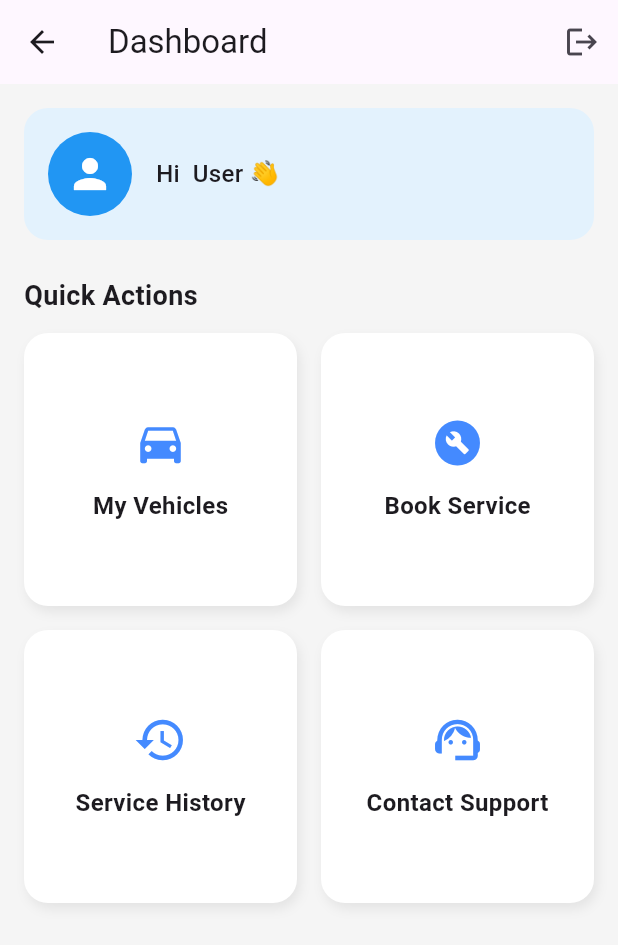
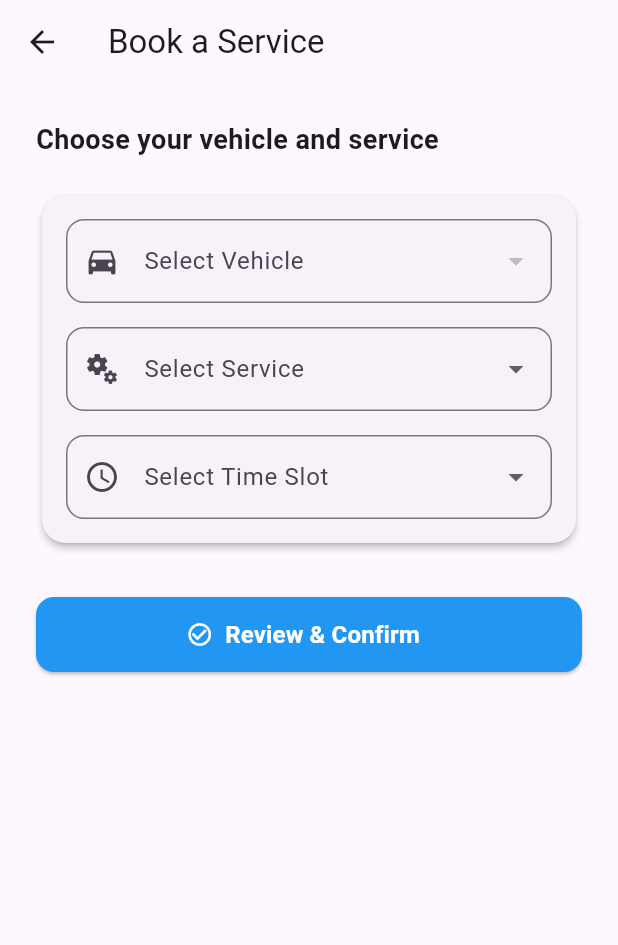
Before and after one commit to Anshaj-logan/AutoMate-, a Flutter app: the HomeScreen screen opened directly, after a tap on "Book Service", on a phone screen of 412 x 824 dp. Shown: the top 945 px of the screen. Run offline on Flutter 3.47's test engine with Material 3 defaults, Android fonts, the phone set to English and light mode, and no system bars; our stand-ins replace carousel_slider, shared_preferences, sqflite; accounts and stored records are empty.

Commit message:
service - booking,history commit

```diff
--- /dev/null
+++ b/lib/core/models/service_model.dart
@@ -0,0 +1,35 @@
+class ServiceBooking {
+  final int? id;
+  final int vehicleId;
+  final String serviceType;
+  final String timeSlot;
+  final String status;
+
+  ServiceBooking({
+    this.id,
+    required this.vehicleId,
+    required this.serviceType,
+    required this.timeSlot,
+    required this.status,
+  });
+
+  Map<String, dynamic> toMap() {
+    return {
+      'id': id,
+      'vehicleId': vehicleId,
+      'serviceType': serviceType,
+      'timeSlot': timeSlot,
+      'status': status,
+    };
+  }
+
+  factory ServiceBooking.fromMap(Map<String, dynamic> map) {
+    return ServiceBooking(
+      id: map['id'],
+      vehicleId: map['vehicleId'],
+      serviceType: map['serviceType'],
+      timeSlot: map['timeSlot'],
+      status: map['status'],
+    );
+  }
+}
--- /dev/null
+++ b/lib/features/Service/book_service_screen.dart
@@ -0,0 +1,172 @@
+import 'package:auto_mate/core/models/service_model.dart';
+import 'package:flutter/material.dart';
+import 'package:auto_mate/core/database/db_helper.dart';
+
+import 'package:auto_mate/core/models/vehicle_model.dart';
+
+class BookServiceScreen extends StatefulWidget {
+  const BookServiceScreen({super.key});
+
+  @override
+  State<BookServiceScreen> createState() => _BookServiceScreenState();
+}
+
+class _BookServiceScreenState extends State<BookServiceScreen> {
+  List<Vehicle> _vehicles = [];
+  Vehicle? _selectedVehicle;
+  String? _selectedService;
+  String? _selectedTimeSlot;
+
+  final List<String> _services = ['Oil Change', 'General Service', 'Tire Rotation'];
+  final List<String> _timeSlots = ['10:00 AM', '12:00 PM', '2:00 PM', '4:00 PM'];
+
+  @override
+  void initState() {
+    super.initState();
+    _loadVehicles();
+  }
+
+  Future<void> _loadVehicles() async {
+    final vehicles = await DBHelper.getAllVehicles();
+    setState(() {
+      _vehicles = vehicles;
+    });
+  }
+
+  void _confirmBooking() async {
+    if (_selectedVehicle == null || _selectedService == null || _selectedTimeSlot == null) {
+      ScaffoldMessenger.of(context).showSnackBar(
+        const SnackBar(content: Text("Please complete all selections.")),
+      );
+      return;
+    }
+
+    final booking = ServiceBooking(
+      vehicleId: _selectedVehicle!.id!,
+      serviceType: _selectedService!,
+      timeSlot: _selectedTimeSlot!,
+      status: "Completed",
+    );
+
+    await DBHelper.insertService(booking);
+
+    if (mounted) {
+     ScaffoldMessenger.of(context).showSnackBar(
+  SnackBar(
+    content: const Text(
+      "Service booked successfully!",
+      style: TextStyle(color: Colors.white, fontWeight: FontWeight.w600),
+    ),
+    backgroundColor: Colors.green, // ✅ Success color
+    behavior: SnackBarBehavior.floating, // Optional: float above content
+    shape: RoundedRectangleBorder( // Optional: rounded corners
+      borderRadius: BorderRadius.circular(12),
+    ),
+    margin: const EdgeInsets.all(16), // Optional: margin for floating
+    duration: const Duration(seconds: 3),
+  ),
+);
+
+      Navigator.pop(context); // Replace with pushNamed if needed
+    }
+  }
+
+  @override
+  Widget build(BuildContext context) {
+    return Scaffold(
+      appBar: AppBar(title: const Text("Book a Service")),
+      body: SingleChildScrollView(
+        padding: const EdgeInsets.all(24),
+        child: Column(
+          crossAxisAlignment: CrossAxisAlignment.start,
+          children: [
+            const Text(
+              "Choose your vehicle and service",
+              style: TextStyle(fontSize: 18, fontWeight: FontWeight.bold),
+            ),
+            const SizedBox(height: 20),
+
+            // --- Card Section for Form ---
+            Card(
+              elevation: 2,
+              shape: RoundedRectangleBorder(borderRadius: BorderRadius.circular(16)),
+              child: Padding(
+                padding: const EdgeInsets.all(16),
+                child: Column(
+                  children: [
+                    DropdownButtonFormField<Vehicle>(
+                      value: _selectedVehicle,
+                      decoration: InputDecoration(
+                        labelText: "Select Vehicle",
+                        prefixIcon: const Icon(Icons.directions_car),
+                        border: OutlineInputBorder(borderRadius: BorderRadius.circular(12)),
+                      ),
+                      items: _vehicles.map((v) {
+                        return DropdownMenuItem(
+                          value: v,
+                          child: Text("${v.brand} ${v.model} (${v.plateNumber})"),
+                        );
+                      }).toList(),
+                      onChanged: (value) => setState(() => _selectedVehicle = value),
+                    ),
+                    const SizedBox(height: 16),
+                    DropdownButtonFormField<String>(
+                      value: _selectedService,
+                      decoration: InputDecoration(
+                        labelText: "Select Service",
+                        prefixIcon: const Icon(Icons.miscellaneous_services),
+                        border: OutlineInputBorder(borderRadius: BorderRadius.circular(12)),
+                      ),
+                      items: _services.map((s) {
+                        return DropdownMenuItem(
+                          value: s,
+                          child: Text(s),
+                        );
+                      }).toList(),
+                      onChanged: (value) => setState(() => _selectedService = value),
+                    ),
+                    const SizedBox(height: 16),
+                    DropdownButtonFormField<String>(
+                      value: _selectedTimeSlot,
+                      decoration: InputDecoration(
+                        labelText: "Select Time Slot",
+                        prefixIcon: const Icon(Icons.access_time),
+                        border: OutlineInputBorder(borderRadius: BorderRadius.circular(12)),
+                      ),
+                      items: _timeSlots.map((s) {
+                        return DropdownMenuItem(
+                          value: s,
+                          child: Text(s),
+                        );
+                      }).toList(),
+                      onChanged: (value) => setState(() => _selectedTimeSlot = value),
+                    ),
+                  ],
+                ),
+              ),
+            ),
+
+            const SizedBox(height: 32),
+            SizedBox(
+              width: double.infinity,
+              height: 50,
+              child: ElevatedButton.icon(
+                onPressed: _confirmBooking,
+                icon: const Icon(Icons.check_circle_outline),
+                label: const Text(
+                  "Review & Confirm",
+                  style: TextStyle(fontSize: 16, fontWeight: FontWeight.w600),
+                ),
+                style: ElevatedButton.styleFrom(
+                  backgroundColor: Colors.blue,
+                  foregroundColor: Colors.white,
+                  shape: RoundedRectangleBorder(borderRadius: BorderRadius.circular(12)),
+                ),
+              ),
+            ),
+          ],
+        ),
+      ),
+    );
+  }
+}
--- a/lib/features/home/home_screen.dart
+++ b/lib/features/home/home_screen.dart
@@ -1,4 +1,6 @@
 import 'package:auto_mate/core/providers/auth_provider.dart';
+import 'package:auto_mate/features/Service/book_service_screen.dart';
+import 'package:auto_mate/features/Service/service_history_screen.dart';
 import 'package:auto_mate/features/vehicle/my_vehicles_screen.dart';
 import 'package:flutter/material.dart';
 import 'package:provider/provider.dart';
@@ -13,15 +15,21 @@ class HomeScreen extends StatelessWidget {
     final List<_HomeItem> items = [
       _HomeItem("My Vehicles", Icons.directions_car, () {
         Navigator.push(
-      context,
-      MaterialPageRoute(builder: (_) => const MyVehiclesScreen()),
-    );
+          context,
+          MaterialPageRoute(builder: (_) => const MyVehiclesScreen()),
+        );
       }),
       _HomeItem("Book Service", Icons.build_circle, () {
-        // Navigate to Book Service
+        Navigator.push(
+          context,
+          MaterialPageRoute(builder: (_) => const BookServiceScreen()),
+        );
       }),
       _HomeItem("Service History", Icons.history, () {
-        // Navigate to Service History
+        Navigator.push(
+          context,
+          MaterialPageRoute(builder: (_) => const ServiceHistoryScreen()),
+        );
       }),
       _HomeItem("Contact Support", Icons.support_agent, () {
         // Navigate to Contact Page
@@ -86,7 +94,8 @@ class HomeScreen extends StatelessWidget {
                           const SizedBox(height: 12),
                           Text(
                             item.label,
-                            style: const TextStyle(fontSize: 16, fontWeight: FontWeight.w600),
+                            style: const TextStyle(
+                                fontSize: 16, fontWeight: FontWeight.w600),
                           ),
                         ],
                       ),
```
Also changed, not shown: lib/core/database/db_helper.dart (+32 -1 lines), lib/features/Service/service_history_screen.dart (added, +76 -0 lines).
